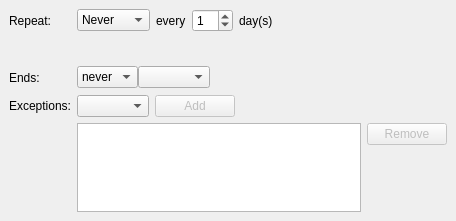
Above: incidenceeditors/incidenceeditor-ng/eventortodomoremobile.ui from chusopr/kdepim-ktimetracker-akonadi before the change. Below: the same form after it.
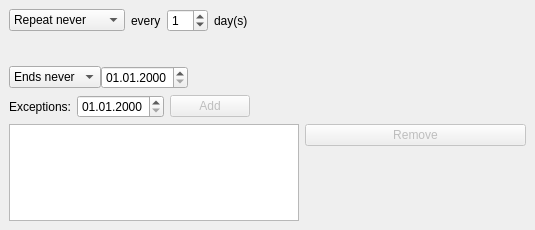
That is the form after the change. The open tabs and pages were chosen to show the change. Custom widgets are drawn as their Qt base class.

Commit message:
Various fixes for the recurrence editor:
- Make sure that some sane defaults are set on creation (i.e. don't
  depend on the values in the ui file too much).
- Set a correct i18n'ized label for "end after X occurrences"
- Update that label when X changes.
- Ui brush up for the mobile variant of recurrence editor.

What changed in the file:
```diff
--- a/incidenceeditors/incidenceeditor-ng/eventortodomoremobile.ui
+++ b/incidenceeditors/incidenceeditor-ng/eventortodomoremobile.ui
@@ -6,15 +6,15 @@
    <rect>
     <x>0</x>
     <y>0</y>
-    <width>449</width>
-    <height>221</height>
+    <width>535</width>
+    <height>230</height>
    </rect>
   </property>
   <property name="windowTitle">
    <string>StackedWidget</string>
   </property>
   <property name="currentIndex">
-   <number>0</number>
+   <number>3</number>
   </property>
   <widget class="QWidget" name="page">
    <layout class="QGridLayout" name="gridLayout_3">
@@ -327,20 +327,7 @@
   </widget>
   <widget class="QWidget" name="page_3">
    <layout class="QGridLayout" name="gridLayout_2">
-    <item row="0" column="0">
-     <widget class="QLabel" name="label_13">
-      <property name="sizePolicy">
-       <sizepolicy hsizetype="Fixed" vsizetype="Preferred">
-        <horstretch>0</horstretch>
-        <verstretch>0</verstretch>
-       </sizepolicy>
-      </property>
-      <property name="text">
-       <string>Repeat:</string>
-      </property>
-     </widget>
-    </item>
-    <item row="0" column="1">
+    <item row="0" column="0" colspan="3">
      <layout class="QHBoxLayout" name="horizontalLayout_9">
       <item>
        <widget class="KComboBox" name="mRecurrenceTypeCombo">
@@ -352,27 +339,27 @@
         </property>
         <item>
          <property name="text">
-          <string>Never</string>
+          <string>Repeat never</string>
          </property>
         </item>
         <item>
          <property name="text">
-          <string>Daily</string>
+          <string>Repeat daily</string>
          </property>
         </item>
         <item>
          <property name="text">
-          <string>Weekly</string>
+          <string>Repeat weekly</string>
          </property>
         </item>
         <item>
          <property name="text">
-          <string>Monthly</string>
+          <string>Repeat monthly</string>
          </property>
         </item>
         <item>
          <property name="text">
-          <string>Yearly</string>
+          <string>Repeat yearly</string>
          </property>
         </item>
        </widget>
@@ -431,7 +418,7 @@
       </item>
      </layout>
     </item>
-    <item row="1" column="1">
+    <item row="1" column="0" colspan="3">
      <widget class="QStackedWidget" name="mRepeatStack">
       <property name="sizePolicy">
        <sizepolicy hsizetype="Preferred" vsizetype="Fixed">
@@ -440,7 +427,7 @@
        </sizepolicy>
       </property>
       <property name="currentIndex">
-       <number>2</number>
+       <number>0</number>
       </property>
       <widget class="QWidget" name="never_page"/>
       <widget class="QWidget" name="daily_page">
@@ -529,20 +516,7 @@
       </widget>
      </widget>
     </item>
-    <item row="2" column="0">
-     <widget class="QLabel" name="mRecurrenceEndLabel">
-      <property name="sizePolicy">
-       <sizepolicy hsizetype="Fixed" vsizetype="Preferred">
-        <horstretch>0</horstretch>
-        <verstretch>0</verstretch>
-       </sizepolicy>
-      </property>
-      <property name="text">
-       <string>Ends:</string>
-      </property>
-     </widget>
-    </item>
-    <item row="2" column="1">
+    <item row="2" column="0" colspan="3">
      <layout class="QHBoxLayout" name="horizontalLayout">
       <property name="spacing">
        <number>0</number>
@@ -557,17 +531,17 @@
         </property>
         <item>
          <property name="text">
-          <string>never</string>
+          <string>Ends never</string>
          </property>
         </item>
         <item>
          <property name="text">
-          <string>on</string>
+          <string>Ends on</string>
          </property>
         </item>
         <item>
          <property name="text">
-          <string>after</string>
+          <string>Ends after</string>
          </property>
         </item>
        </widget>
@@ -591,20 +565,14 @@
          </layout>
         </widget>
         <widget class="QWidget" name="end_on">
-         <layout class="QGridLayout" name="gridLayout_14">
+         <layout class="QGridLayout" name="gridLayout_3">
           <property name="margin">
            <number>0</number>
           </property>
           <item row="0" column="0">
-           <widget class="KPIM::KDateEdit" name="mRecurrenceEndDate">
-            <property name="sizePolicy">
-             <sizepolicy hsizetype="Fixed" vsizetype="Fixed">
-              <horstretch>0</horstretch>
-              <verstretch>0</verstretch>
-             </sizepolicy>
-            </property>
-            <property name="whatsThis">
-             <string extracomment="@info:whatsthis">Date after which the event or to-do should stop recurring</string>
+           <widget class="QDateEdit" name="mRecurrenceEndDate">
+            <property name="displayFormat">
+             <string>MM.dd.yyyy</string>
             </property>
            </widget>
           </item>
@@ -633,13 +601,16 @@
           </property>
           <item row="0" column="0">
            <widget class="QSpinBox" name="mEndDurationEdit">
+            <property name="minimum">
+             <number>1</number>
+            </property>
             <property name="maximum">
              <number>9999</number>
             </property>
            </widget>
           </item>
           <item row="0" column="1">
-           <widget class="QLabel" name="label_14">
+           <widget class="QLabel" name="mRecurrenceOccurrencesLabel">
             <property name="sizePolicy">
              <sizepolicy hsizetype="MinimumExpanding" vsizetype="Preferred">
               <horstretch>0</horstretch>
@@ -670,15 +641,12 @@
       </property>
      </widget>
     </item>
-    <item row="3" column="1">
+    <item row="3" column="1" colspan="2">
      <layout class="QHBoxLayout" name="horizontalLayout_3">
       <item>
-       <widget class="KPIM::KDateEdit" name="mExceptionDateEdit">
-        <property name="sizePolicy">
-         <sizepolicy hsizetype="Fixed" vsizetype="Fixed">
-          <horstretch>0</horstretch>
-          <verstretch>0</verstretch>
-         </sizepolicy>
+       <widget class="QDateEdit" name="mExceptionDateEdit">
+        <property name="displayFormat">
+         <string>MM.dd.yyyy</string>
         </property>
        </widget>
       </item>
@@ -707,7 +675,7 @@
       </item>
      </layout>
     </item>
-    <item row="4" column="1">
+    <item row="4" column="0" colspan="2">
      <widget class="QListWidget" name="mExceptionList">
       <property name="sizePolicy">
        <sizepolicy hsizetype="Expanding" vsizetype="Expanding">
@@ -824,11 +792,6 @@
    <extends>KComboBox</extends>
    <header>libkdepim/kcheckcombobox.h</header>
   </customwidget>
-  <customwidget>
-   <class>KPIM::KDateEdit</class>
-   <extends>QComboBox</extends>
-   <header>libkdepim/kdateedit.h</header>
-  </customwidget>
   <customwidget>
    <class>KRichTextEdit</class>
    <extends>KTextEdit</extends>
```
Left out of the diff: 19 changed lines with no effect on the pictures. The commit also changes 3 other files.
